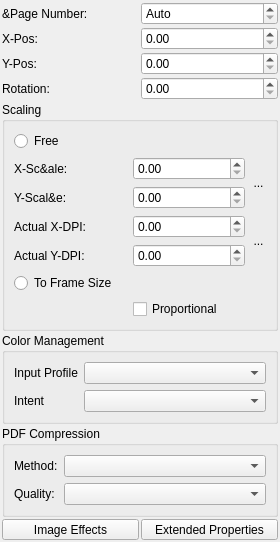
This is scribus/ui/propertiespalette_imagebase.ui in scribusproject/scribus as Qt 5 draws it before an edit. The edited form follows.
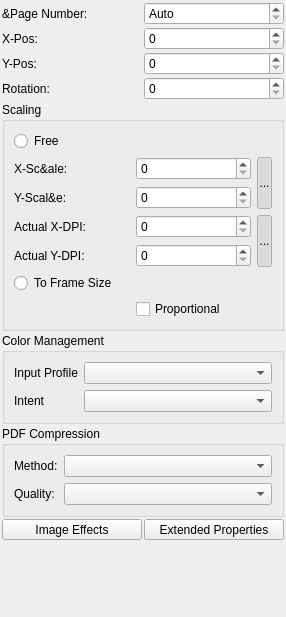
This is the edited form. Custom widgets are drawn as their Qt base class.

What changed in the file:
```diff
--- a/scribus/ui/propertiespalette_imagebase.ui
+++ b/scribus/ui/propertiespalette_imagebase.ui
@@ -6,8 +6,8 @@
    <rect>
     <x>0</x>
     <y>0</y>
-    <width>280</width>
-    <height>502</height>
+    <width>286</width>
+    <height>617</height>
    </rect>
   </property>
   <property name="windowTitle">
@@ -143,6 +143,9 @@
         <property name="checkable">
          <bool>true</bool>
         </property>
+        <property name="checked">
+         <bool>true</bool>
+        </property>
         <property name="autoRaise">
          <bool>true</bool>
         </property>
@@ -182,6 +185,9 @@
         <property name="checkable">
          <bool>true</bool>
         </property>
+        <property name="checked">
+         <bool>true</bool>
+        </property>
         <property name="autoRaise">
          <bool>true</bool>
         </property>
@@ -338,8 +344,8 @@
  <customwidgets>
   <customwidget>
    <class>ScrSpinBox</class>
-   <extends>QDoubleSpinBox</extends>
-   <header>ui/scrspinbox.h</header>
+   <extends>QSpinBox</extends>
+   <header location="global">ui/scrspinbox.h</header>
   </customwidget>
   <customwidget>
    <class>LinkButton</class>
```
